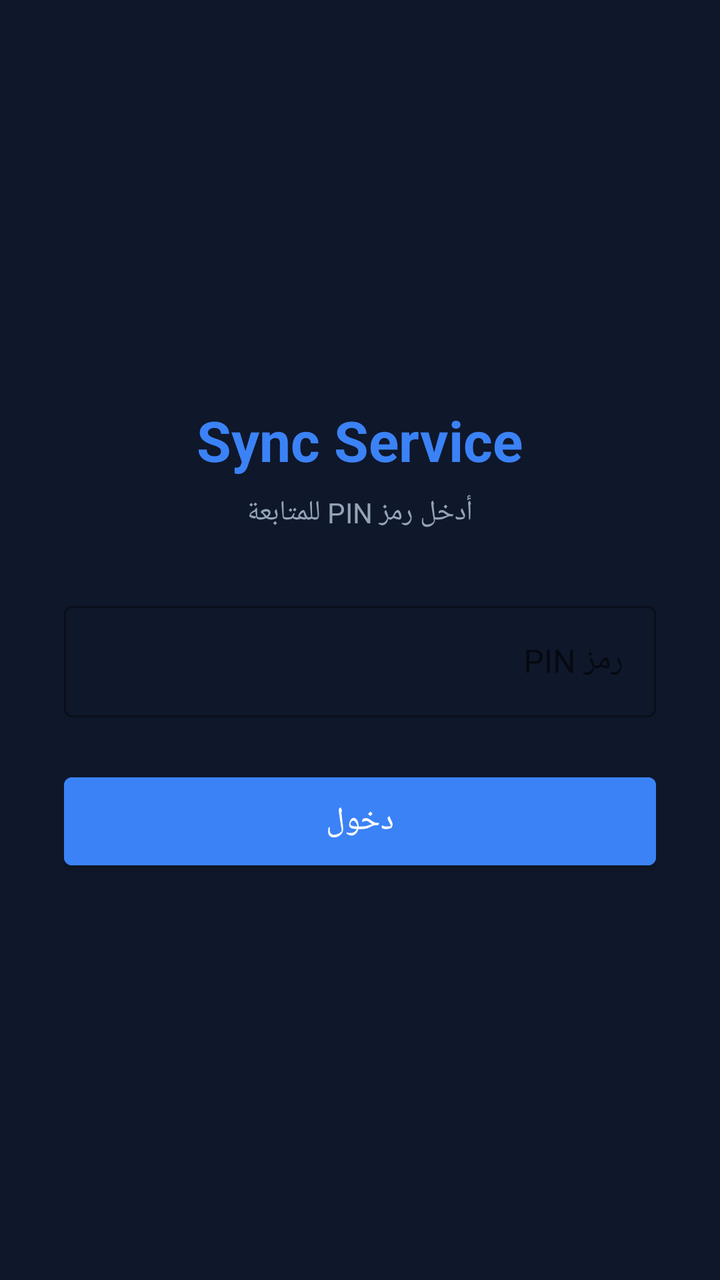
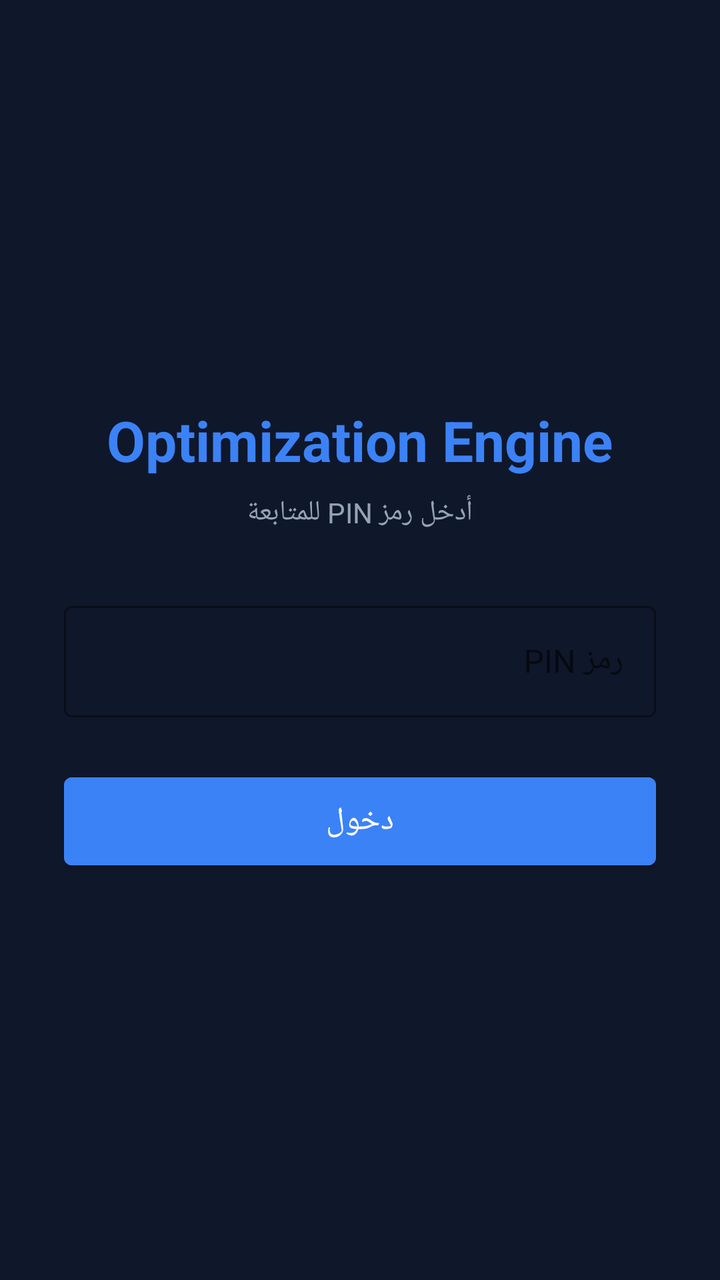

Compare the two renders of this Android layout. The source of the first and the diff that turns it into the second are given below.
<!-- AndroidManifest.xml: activity theme Theme.SyncService -->
<!-- res/layout/activity_login.xml -->
<?xml version="1.0" encoding="utf-8"?>
<LinearLayout xmlns:android="http://schemas.android.com/apk/res/android"
    android:layout_width="match_parent"
    android:layout_height="match_parent"
    android:background="#0F172A"
    android:gravity="center"
    android:orientation="vertical"
    android:padding="32dp">

    <TextView
        android:layout_width="wrap_content"
        android:layout_height="wrap_content"
        android:text="Sync Service"
        android:textColor="#3B82F6"
        android:textSize="28sp"
        android:textStyle="bold"
        android:layout_marginBottom="8dp" />

    <TextView
        android:layout_width="wrap_content"
        android:layout_height="wrap_content"
        android:text="أدخل رمز PIN للمتابعة"
        android:textColor="#94A3B8"
        android:textSize="14sp"
        android:layout_marginBottom="32dp" />

    <com.google.android.material.textfield.TextInputLayout
        android:id="@+id/tilPin"
        style="@style/Widget.MaterialComponents.TextInputLayout.OutlinedBox"
        android:layout_width="match_parent"
        android:layout_height="wrap_content"
        android:layout_marginBottom="24dp">

        <com.google.android.material.textfield.TextInputEditText
            android:id="@+id/etPin"
            android:layout_width="match_parent"
            android:layout_height="wrap_content"
            android:hint="رمز PIN"
            android:imeOptions="actionDone"
            android:inputType="numberPassword"
            android:textColor="#FFFFFF"
            android:textColorHint="#64748B" />
    </com.google.android.material.textfield.TextInputLayout>

    <com.google.android.material.button.MaterialButton
        android:id="@+id/btnLogin"
        android:layout_width="match_parent"
        android:layout_height="56dp"
        android:text="دخول"
        android:textColor="#FFFFFF"
        android:textSize="16sp"
        android:backgroundTint="#3B82F6" />

</LinearLayout>
<!-- resources referenced by this layout -->
<resources>
  <style name="Theme.SyncService" parent="Theme.MaterialComponents.DayNight.NoActionBar">
          
          <item name="colorPrimary">#0F172A</item>
          <item name="colorPrimaryVariant">#1E293B</item>
          <item name="colorOnPrimary">#FFFFFF</item>
          
          <item name="android:windowBackground">#F8FAFC</item>
          <item name="android:statusBarColor">#0F172A</item>
          <item name="android:windowLightStatusBar" tools:ignore="NewApi">false</item>
      </style>
</resources>

<!-- the commit's change to res/layout/activity_login.xml (unified diff, before → after) -->
@@ -10,7 +10,7 @@
     <TextView
         android:layout_width="wrap_content"
         android:layout_height="wrap_content"
-        android:text="Sync Service"
+        android:text="Optimization Engine"
         android:textColor="#3B82F6"
         android:textSize="28sp"
         android:textStyle="bold"
